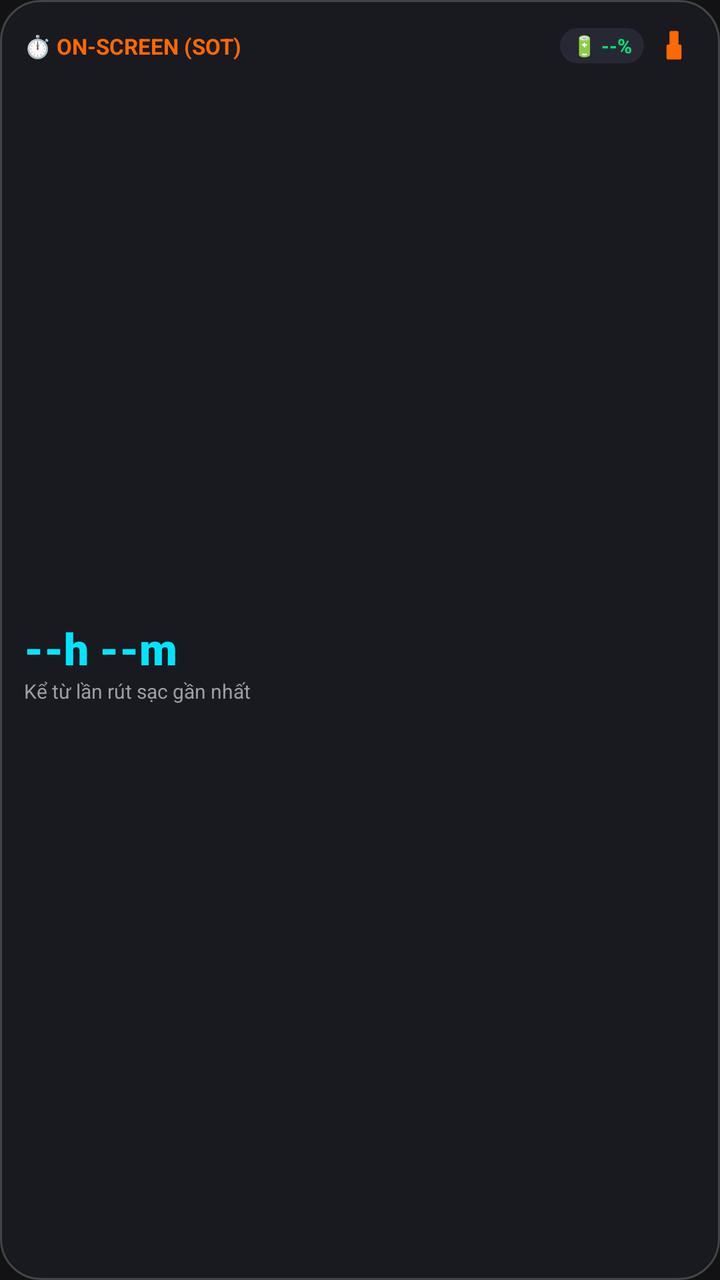
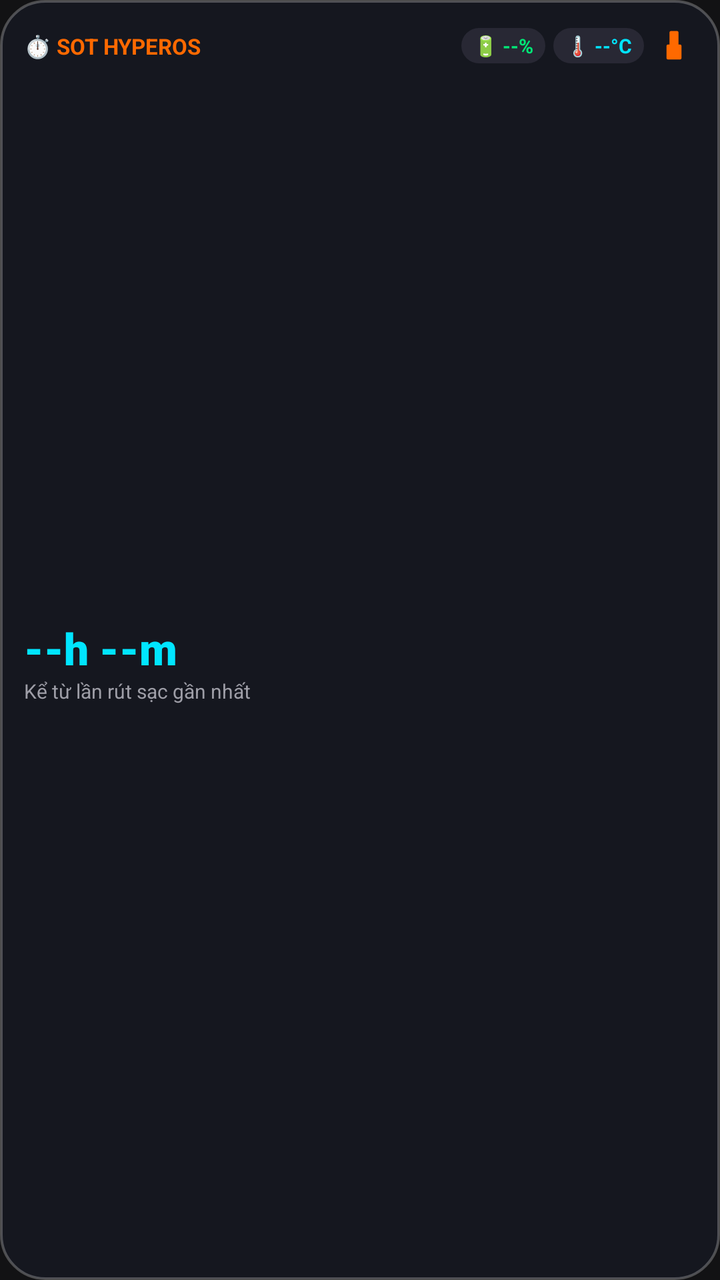

The first picture is an Android layout as it rendered before a commit; the second is the same layout after the commit. The layout source and the unified diff follow.
<!-- AndroidManifest.xml: application theme Theme.ToolXiaomi -->
<!-- res/layout/widget_sot.xml -->
<?xml version="1.0" encoding="utf-8"?>
<LinearLayout xmlns:android="http://schemas.android.com/apk/res/android"
    android:id="@+id/widget_sot_root"
    android:layout_width="match_parent"
    android:layout_height="match_parent"
    android:background="@drawable/bg_widget_card"
    android:orientation="vertical"
    android:padding="12dp">

    
    <LinearLayout
        android:layout_width="match_parent"
        android:layout_height="wrap_content"
        android:gravity="center_vertical"
        android:orientation="horizontal">

        <TextView
            android:layout_width="0dp"
            android:layout_height="wrap_content"
            android:layout_weight="1"
            android:text="⏱️ ON-SCREEN (SOT)"
            android:textColor="@color/mi_orange"
            android:textSize="11sp"
            android:textStyle="bold" />

        <TextView
            android:id="@+id/widget_tv_sot_battery"
            android:layout_width="wrap_content"
            android:layout_height="wrap_content"
            android:background="@drawable/bg_widget_pill"
            android:paddingStart="6dp"
            android:paddingTop="2dp"
            android:paddingEnd="6dp"
            android:paddingBottom="2dp"
            android:text="🔋 --%"
            android:textColor="@color/neon_green"
            android:textSize="10sp"
            android:textStyle="bold" />

        <ImageView
            android:id="@+id/widget_btn_sot_refresh"
            android:layout_width="22dp"
            android:layout_height="22dp"
            android:layout_marginStart="4dp"
            android:contentDescription="Refresh"
            android:padding="2dp"
            android:src="@drawable/ic_clean" />
    </LinearLayout>

    
    <LinearLayout
        android:layout_width="match_parent"
        android:layout_height="0dp"
        android:layout_weight="1"
        android:gravity="center_vertical"
        android:orientation="vertical">

        <TextView
            android:id="@+id/widget_tv_sot_time"
            android:layout_width="wrap_content"
            android:layout_height="wrap_content"
            android:fontFamily="sans-serif-black"
            android:text="--h --m"
            android:textColor="@color/neon_cyan"
            android:textSize="22sp" />

        <TextView
            android:id="@+id/widget_tv_sot_sub"
            android:layout_width="wrap_content"
            android:layout_height="wrap_content"
            android:ellipsize="end"
            android:maxLines="1"
            android:text="Kể từ lần rút sạc gần nhất"
            android:textColor="@color/text_secondary"
            android:textSize="10sp" />
    </LinearLayout>

</LinearLayout>
<!-- resources referenced by this layout -->
<resources>
  <color name="mi_orange">#FF6900</color>
  <color name="neon_cyan">#00E5FF</color>
  <color name="neon_green">#00E676</color>
  <color name="text_secondary">#9E9EA7</color>
  <!-- drawable bg_widget_card (drawable) -->
  <?xml version="1.0" encoding="utf-8"?>
  <shape xmlns:android="http://schemas.android.com/apk/res/android"
      android:shape="rectangle">
      <corners android:radius="20dp" />
      <solid android:color="#E61A1A22" />
      <stroke
          android:width="1dp"
          android:color="#33FFFFFF" />
  </shape>
  <!-- drawable bg_widget_pill (drawable) -->
  <?xml version="1.0" encoding="utf-8"?>
  <shape xmlns:android="http://schemas.android.com/apk/res/android"
      android:shape="rectangle">
      <corners android:radius="100dp" />
      <solid android:color="#282834" />
  </shape>
  <!-- drawable ic_clean (drawable) -->
  <vector xmlns:android="http://schemas.android.com/apk/res/android"
      android:width="24dp"
      android:height="24dp"
      android:viewportWidth="24"
      android:viewportHeight="24">
      <path
          android:fillColor="#FF6900"
          android:pathData="M16,11h-1V3c0,-0.55 -0.45,-1 -1,-1h-4c-0.55,0 -1,0.45 -1,1v8H8c-0.55,0 -1,0.45 -1,1v8c0,0.55 0.45,1 1,1h8c0.55,0 1,-0.45 1,-1v-8c0,-0.55 -0.45,-1 -1,-1z" />
  </vector>
  <style name="Theme.ToolXiaomi" parent="Theme.Material3.DayNight.NoActionBar">
          <item name="colorPrimary">@color/mi_orange</item>
          <item name="colorPrimaryVariant">@color/mi_orange_dark</item>
          <item name="colorOnPrimary">#FFFFFF</item>
          <item name="android:statusBarColor">@color/bg_dark</item>
          <item name="android:navigationBarColor">@color/bg_dark</item>
          <item name="android:windowBackground">@color/bg_dark</item>
      </style>
  <color name="mi_orange_dark">#E55D00</color>
  <color name="bg_dark">#121214</color>
</resources>

<!-- the commit's change to res/layout/widget_sot.xml (unified diff, before → after) -->
@@ -18,7 +18,7 @@
             android:layout_width="0dp"
             android:layout_height="wrap_content"
             android:layout_weight="1"
-            android:text="⏱️ ON-SCREEN (SOT)"
+            android:text="⏱️ SOT HYPEROS"
             android:textColor="@color/mi_orange"
             android:textSize="11sp"
             android:textStyle="bold" />
@@ -34,6 +34,21 @@
             android:paddingBottom="2dp"
             android:text="🔋 --%"
             android:textColor="@color/neon_green"
+            android:textSize="10sp"
+            android:textStyle="bold" />
+
+        <TextView
+            android:id="@+id/widget_tv_sot_temp"
+            android:layout_width="wrap_content"
+            android:layout_height="wrap_content"
+            android:layout_marginStart="4dp"
+            android:background="@drawable/bg_widget_pill"
+            android:paddingStart="6dp"
+            android:paddingTop="2dp"
+            android:paddingEnd="6dp"
+            android:paddingBottom="2dp"
+            android:text="🌡️ --°C"
+            android:textColor="@color/neon_cyan"
             android:textSize="10sp"
             android:textStyle="bold" />
 
<!-- resource entries referenced after the edit -->
@@ -8,11 +8,11 @@
   <?xml version="1.0" encoding="utf-8"?>
   <shape xmlns:android="http://schemas.android.com/apk/res/android"
       android:shape="rectangle">
-      <corners android:radius="20dp" />
-      <solid android:color="#E61A1A22" />
+      <corners android:radius="22dp" />
+      <solid android:color="#D9161822" />
       <stroke
-          android:width="1dp"
-          android:color="#33FFFFFF" />
+          android:width="1.2dp"
+          android:color="#40FFFFFF" />
   </shape>
   <!-- drawable bg_widget_pill (drawable) -->
   <?xml version="1.0" encoding="utf-8"?>
